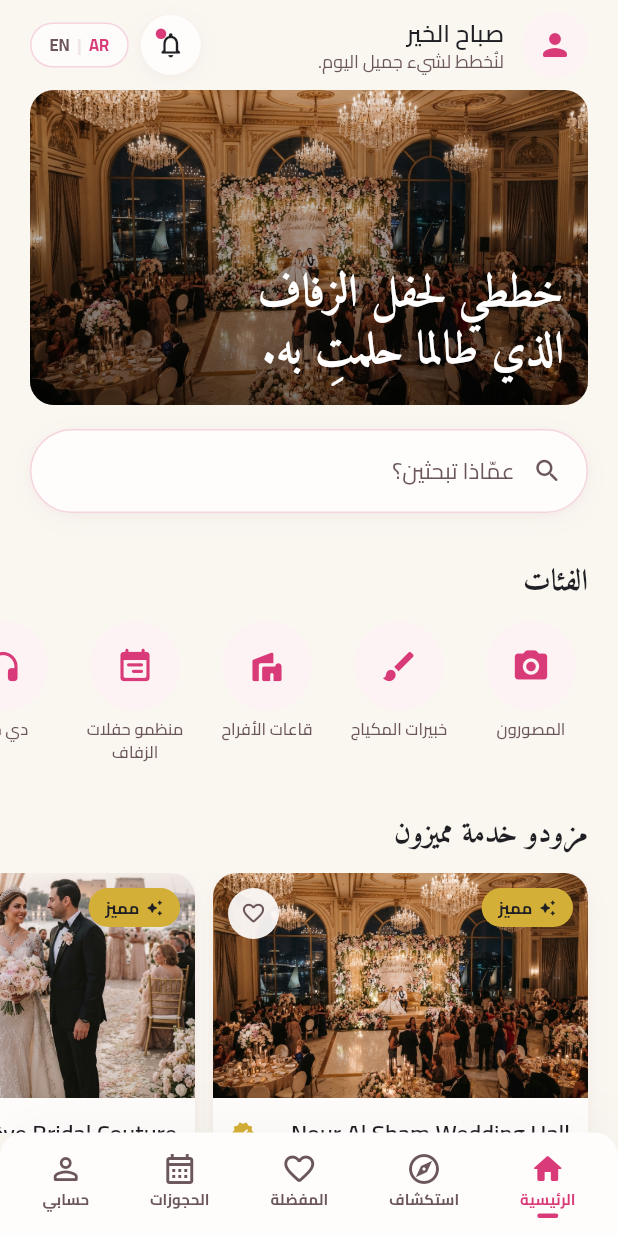
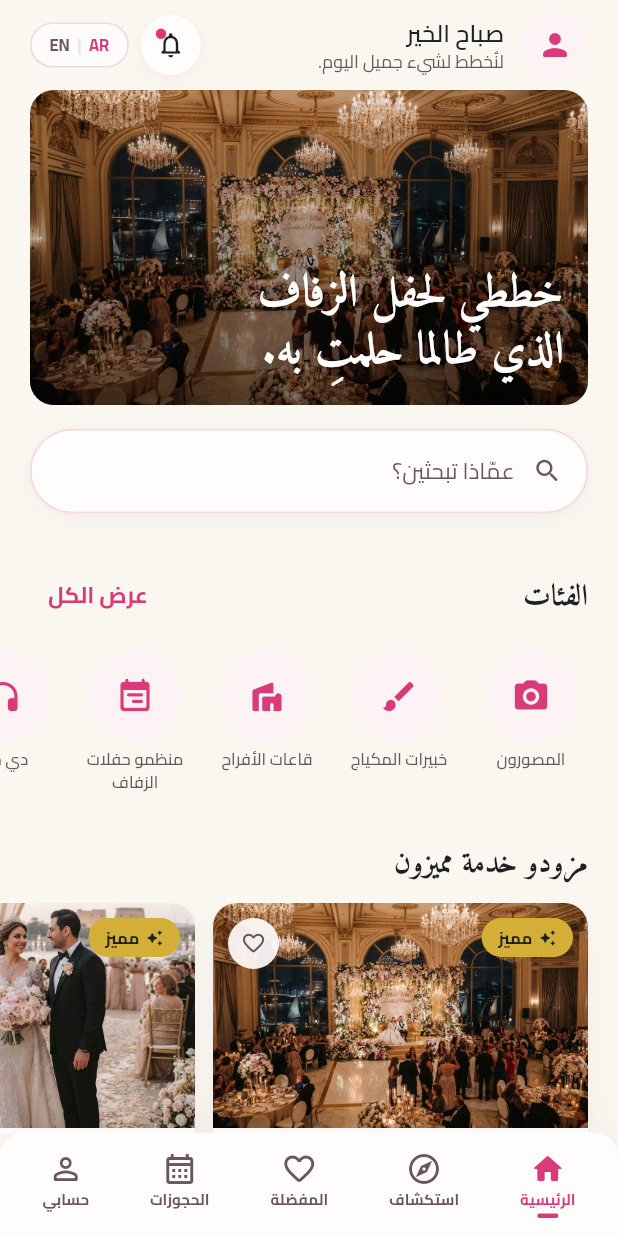
Before and after one commit to Omniasafwatt/SaYes, a Flutter app: the CustomerHomeScreen screen opened by its route, after a tap on "AR", on a phone screen of 412 x 824 dp. Run offline on Flutter 3.47's test engine with Material 3 defaults, Android fonts, the phone set to English and light mode, and no system bars; drawn by our look-alikes of flutter_animate; our stand-ins replace cached_network_image, flutter_riverpod, flutter_secure_storage, go_router, shared_preferences, shimmer; accounts and stored records are empty.

Commit message:
Phase 6: categories
Full category browse grid on the Explore tab: every active category from
the (placeholder) repository rendered as a premium gradient tile with
icon, name, and staggered entrance animation — no hard-coded category
list, same dynamic pattern as Home. Home's Categories section now links
to it via "See all".

Also fixed a gap this phase surfaced: the Categories screen and the
Favorites/Bookings placeholder screens were missing the language switcher
that every other screen carries. Added it to both.

Verified on-device in both languages, including full RTL grid mirroring
(icon position, reading order, bottom nav).

Co-Authored-By: Claude Sonnet 5 <noreply@anthropic.com>

```diff
--- a/lib/core/localization/l10n/app_ar.arb
+++ b/lib/core/localization/l10n/app_ar.arb
@@ -199,5 +199,9 @@
   "vendorReviewCount": "({count})",
   "@vendorReviewCount": {
     "placeholders": { "count": {"type": "int"} }
-  }
+  },
+
+  "categoriesScreenTitle": "الفئات",
+  "categoriesScreenSubtitle": "اكتشفي كل نوع من مزودي الخدمة ليوم زفافكِ.",
+  "categoriesErrorMessage": "تعذّر تحميل الفئات الآن."
 }
--- a/lib/core/localization/l10n/app_en.arb
+++ b/lib/core/localization/l10n/app_en.arb
@@ -199,5 +199,9 @@
   "vendorReviewCount": "({count})",
   "@vendorReviewCount": {
     "placeholders": { "count": {"type": "int"} }
-  }
+  },
+
+  "categoriesScreenTitle": "Categories",
+  "categoriesScreenSubtitle": "Discover every kind of vendor for your big day.",
+  "categoriesErrorMessage": "We couldn't load categories right now."
 }
--- a/lib/core/routing/app_router.dart
+++ b/lib/core/routing/app_router.dart
@@ -4,6 +4,7 @@ import '../../features/auth/presentation/forgot_password_screen.dart';
 import '../../features/auth/presentation/login_screen.dart';
 import '../../features/auth/presentation/register_screen.dart';
 import '../../features/auth/presentation/reset_password_screen.dart';
+import '../../features/categories/presentation/categories_screen.dart';
 import '../../features/design_system_showcase/design_system_showcase_screen.dart';
 import '../../features/home/presentation/coming_soon_screen.dart';
 import '../../features/home/presentation/customer_home_screen.dart';
@@ -69,19 +70,7 @@ final appRouter = GoRouter(
           routes: [GoRoute(path: AppRoutes.home, builder: (context, state) => const CustomerHomeScreen())],
         ),
         StatefulShellBranch(
-          routes: [
-            GoRoute(
-              path: AppRoutes.explore,
-              builder: (context, state) {
-                final l10n = AppLocalizations.of(context);
-                return ComingSoonScreen(
-                  icon: Icons.explore_rounded,
-                  title: l10n.comingSoonExploreTitle,
-                  message: l10n.comingSoonExploreMessage,
-                );
-              },
-            ),
-          ],
+          routes: [GoRoute(path: AppRoutes.explore, builder: (context, state) => const CategoriesScreen())],
         ),
         StatefulShellBranch(
           routes: [
--- /dev/null
+++ b/lib/features/categories/application/categories_controller.dart
@@ -0,0 +1,16 @@
+import 'package:flutter_riverpod/flutter_riverpod.dart';
+import '../../../core/localization/generated/app_localizations.dart';
+import '../../../core/localization/locale_controller.dart';
+import '../../home/data/home_models.dart';
+import '../../home/data/home_repository.dart';
+
+/// Every active category, for the full browse grid. Shares
+/// [homeRepositoryProvider] with Home rather than duplicating the fetch
+/// logic — the backend is the single source of truth for which categories
+/// exist and are active; this just re-runs when the language changes so
+/// names stay localized.
+final categoriesProvider = FutureProvider.autoDispose<List<CategoryModel>>((ref) async {
+  final locale = ref.watch(localeControllerProvider);
+  final l10n = lookupAppLocalizations(locale);
+  return ref.read(homeRepositoryProvider).getCategories(l10n);
+});
--- /dev/null
+++ b/lib/features/categories/presentation/categories_screen.dart
@@ -0,0 +1,156 @@
+import 'package:flutter/material.dart';
+import 'package:flutter_riverpod/flutter_riverpod.dart';
+import '../../../core/animations/entrance.dart';
+import '../../../core/animations/pressable_scale.dart';
+import '../../../core/localization/generated/app_localizations.dart';
+import '../../../core/theme/app_colors.dart';
+import '../../../core/theme/app_radius.dart';
+import '../../../core/theme/app_shadows.dart';
+import '../../../core/theme/app_spacing.dart';
+import '../../../core/theme/app_typography.dart';
+import '../../../core/widgets/widgets.dart';
+import '../application/categories_controller.dart';
+import '../../home/data/home_models.dart';
+
+/// Full category browse grid — every active category the backend returns,
+/// with no client-side list of "the" categories anywhere. An admin adding
+/// a new category shows up here automatically on next load.
+class CategoriesScreen extends ConsumerWidget {
+  const CategoriesScreen({super.key});
+
+  @override
+  Widget build(BuildContext context, WidgetRef ref) {
+    final l10n = AppLocalizations.of(context);
+    final categoriesAsync = ref.watch(categoriesProvider);
+
+    return Scaffold(
+      backgroundColor: AppColors.ivory,
+      body: SafeArea(
+        child: CustomScrollView(
+          slivers: [
+            SliverPadding(
+              padding: const EdgeInsets.fromLTRB(AppSpacing.screenMargin, AppSpacing.md, AppSpacing.screenMargin, 0),
+              sliver: SliverToBoxAdapter(
+                child: FadeSlideIn(
+                  child: Column(
+                    crossAxisAlignment: CrossAxisAlignment.start,
+                    children: [
+                      Row(
+                        mainAxisAlignment: MainAxisAlignment.spaceBetween,
+                        children: [
+                          Text(l10n.categoriesScreenTitle, style: context.typography.headlineLg),
+                          const LanguageSwitcher(),
+                        ],
+                      ),
+                      const SizedBox(height: 4),
+                      Text(l10n.categoriesScreenSubtitle, style: context.typography.bodyMd),
+                    ],
+                  ),
+                ),
+              ),
+            ),
+            categoriesAsync.when(
+              data: (categories) => SliverPadding(
+                padding: const EdgeInsets.all(AppSpacing.screenMargin),
+                sliver: SliverGrid(
+                  gridDelegate: const SliverGridDelegateWithFixedCrossAxisCount(
+                    crossAxisCount: 2,
+                    mainAxisSpacing: AppSpacing.md,
+                    crossAxisSpacing: AppSpacing.md,
+                    childAspectRatio: 1.3,
+                  ),
+                  delegate: SliverChildBuilderDelegate(
+                    (context, index) => FadeSlideIn(
+                      delay: Duration(milliseconds: 40 * index.clamp(0, 10)),
+                      child: _CategoryTile(category: categories[index], colorIndex: index),
+                    ),
+                    childCount: categories.length,
+                  ),
+                ),
+              ),
+              loading: () => SliverPadding(
+                padding: const EdgeInsets.all(AppSpacing.screenMargin),
+                sliver: SliverGrid(
+                  gridDelegate: const SliverGridDelegateWithFixedCrossAxisCount(
+                    crossAxisCount: 2,
+                    mainAxisSpacing: AppSpacing.md,
+                    crossAxisSpacing: AppSpacing.md,
+                    childAspectRatio: 1.3,
+                  ),
+                  delegate: SliverChildBuilderDelegate(
+                    (context, index) => SkeletonBox(borderRadius: AppRadius.lgRadius),
+                    childCount: 8,
+                  ),
+                ),
+              ),
+              error: (error, stackTrace) => SliverFillRemaining(
+                hasScrollBody: false,
+                child: AppStateView(
+                  icon: Icons.wifi_off_rounded,
+                  title: l10n.errorTitle,
+                  message: l10n.categoriesErrorMessage,
+                  actionLabel: l10n.errorAction,
+                  iconColor: AppColors.error,
+                  iconBackground: AppColors.errorContainer,
+                  onAction: () => ref.invalidate(categoriesProvider),
+                ),
+              ),
+            ),
+          ],
+        ),
+      ),
+    );
+  }
+}
+
+const _kTileTints = [
+  AppColors.primaryLight,
+  AppColors.gold,
+  AppColors.roseGold,
+  AppColors.primary,
+];
+
+class _CategoryTile extends StatelessWidget {
+  const _CategoryTile({required this.category, required this.colorIndex});
+
+  final CategoryModel category;
+  final int colorIndex;
+
+  @override
+  Widget build(BuildContext context) {
+    final tint = _kTileTints[colorIndex % _kTileTints.length];
+    return PressableScale(
+      child: Container(
+        padding: const EdgeInsets.all(AppSpacing.md),
+        decoration: BoxDecoration(
+          gradient: LinearGradient(
+            begin: Alignment.topLeft,
+            end: Alignment.bottomRight,
+            colors: [tint.withValues(alpha: 0.16), AppColors.surface],
+          ),
+          borderRadius: AppRadius.lgRadius,
+          border: Border.all(color: tint.withValues(alpha: 0.25)),
+          boxShadow: AppShadows.card,
+        ),
+        child: Column(
+          crossAxisAlignment: CrossAxisAlignment.start,
+          mainAxisAlignment: MainAxisAlignment.spaceBetween,
+          children: [
+            Container(
+              width: 44,
+              height: 44,
+              decoration: BoxDecoration(color: AppColors.surface, shape: BoxShape.circle, boxShadow: AppShadows.card),
+              child: Icon(category.icon, color: tint, size: 22),
+            ),
+            Text(
+              category.name,
+              style: context.typography.titleMd,
+              maxLines: 2,
+              overflow: TextOverflow.ellipsis,
+            ),
+          ],
+        ),
+      ),
+    );
+  }
+}
--- a/lib/features/home/presentation/coming_soon_screen.dart
+++ b/lib/features/home/presentation/coming_soon_screen.dart
@@ -1,5 +1,6 @@
 import 'package:flutter/material.dart';
 import '../../../core/theme/app_colors.dart';
+import '../../../core/theme/app_spacing.dart';
 import '../../../core/widgets/widgets.dart';
 
 /// Shared shell for nav tabs whose real feature hasn't been built yet
@@ -18,7 +19,18 @@ class ComingSoonScreen extends StatelessWidget {
     return Scaffold(
       backgroundColor: AppColors.ivory,
       body: SafeArea(
-        child: AppStateView(icon: icon, title: title, message: message),
+        child: Column(
+          children: [
+            const Align(
+              alignment: AlignmentDirectional.centerEnd,
+              child: Padding(
+                padding: EdgeInsets.fromLTRB(AppSpacing.screenMargin, AppSpacing.sm, AppSpacing.screenMargin, 0),
+                child: LanguageSwitcher(),
+              ),
+            ),
+            Expanded(child: AppStateView(icon: icon, title: title, message: message)),
+          ],
+        ),
       ),
     );
   }
--- a/lib/features/home/presentation/customer_home_screen.dart
+++ b/lib/features/home/presentation/customer_home_screen.dart
@@ -1,11 +1,13 @@
 import 'package:flutter/material.dart';
 import 'package:flutter_animate/flutter_animate.dart';
 import 'package:flutter_riverpod/flutter_riverpod.dart';
+import 'package:go_router/go_router.dart';
 import 'package:intl/intl.dart';
 import '../../../core/animations/app_motion.dart';
 import '../../../core/animations/entrance.dart';
 import '../../../core/animations/pressable_scale.dart';
 import '../../../core/localization/generated/app_localizations.dart';
+import '../../../core/routing/app_router.dart';
 import '../../../core/theme/app_colors.dart';
 import '../../../core/theme/app_radius.dart';
 import '../../../core/theme/app_shadows.dart';
@@ -156,7 +158,11 @@ class _HomeContent extends StatelessWidget {
         const SizedBox(height: AppSpacing.sectionGap),
         FadeSlideIn(
           delay: const Duration(milliseconds: 80),
-          child: SectionHeader(title: l10n.homeSectionCategories),
+          child: SectionHeader(
+            title: l10n.homeSectionCategories,
+            actionLabel: l10n.homeSeeAll,
+            onAction: () => context.go(AppRoutes.explore),
+          ),
         ),
         const SizedBox(height: AppSpacing.md),
         FadeSlideIn(
```
Also changed, not shown: lib/core/localization/generated/app_localizations.dart, lib/core/localization/generated/app_localizations_ar.dart, lib/core/localization/generated/app_localizations_en.dart.
